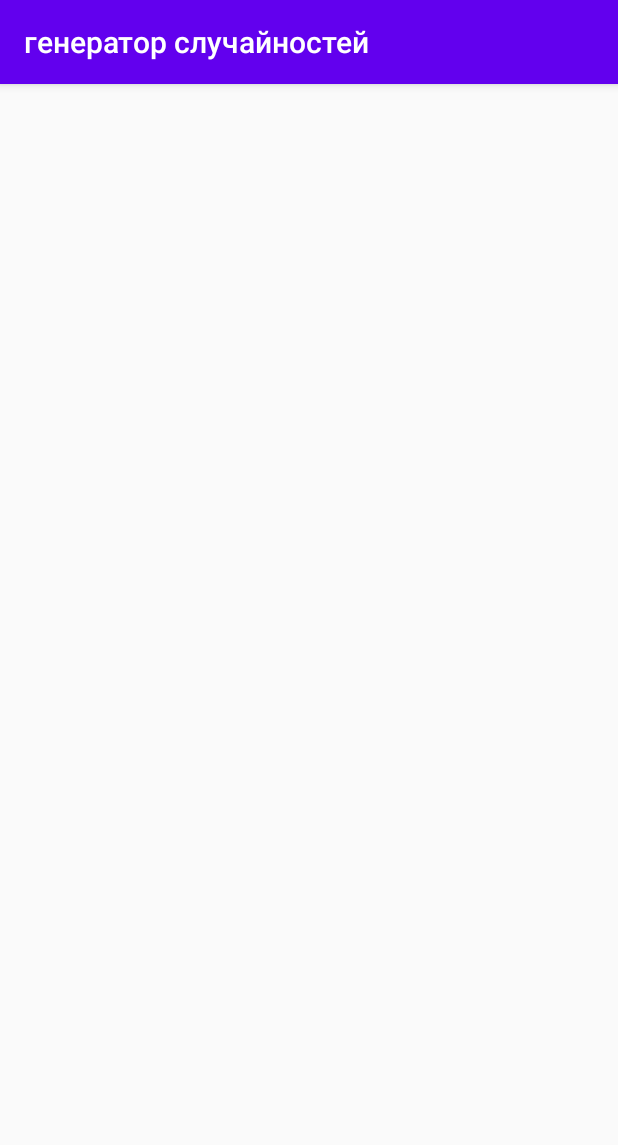
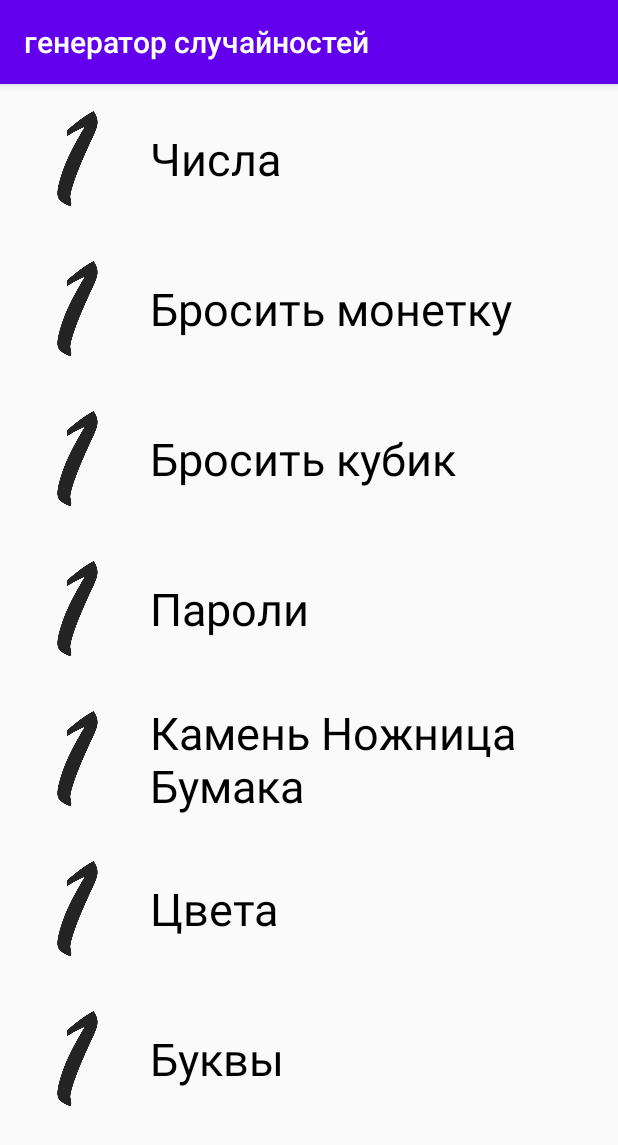
Before and after one commit to MeeLucky/Randomness, an Android app: the screen it shows after launch (MainActivity), on a phone screen of 412 x 824 dp. Shown: the top 1145 px of the screen. Run offline under Robolectric (Android 15) with nearby library versions, the phone set to English and light mode, and no system bars.

Commit message:
create second activity

```diff
--- a/app/src/main/AndroidManifest.xml
+++ b/app/src/main/AndroidManifest.xml
@@ -9,6 +9,7 @@
         android:roundIcon="@mipmap/ic_launcher_round"
         android:supportsRtl="true"
         android:theme="@style/AppTheme">
+        <activity android:name=".SecondaryActivity"></activity>
         <activity android:name=".MainActivity">
             <intent-filter>
                 <action android:name="android.intent.action.MAIN" />
--- a/app/src/main/java/com/example/randomness/MainActivity.java
+++ b/app/src/main/java/com/example/randomness/MainActivity.java
@@ -2,8 +2,10 @@ package com.example.randomness;
 
 import androidx.appcompat.app.AppCompatActivity;
 
+import android.content.Intent;
 import android.os.Bundle;
 import android.view.View;
+import android.widget.LinearLayout;
 import android.widget.Toast;
 
 public class MainActivity extends AppCompatActivity {
@@ -17,4 +19,13 @@ public class MainActivity extends AppCompatActivity {
     public void nothing(View view) {
         Toast.makeText(this, "nothing...", Toast.LENGTH_SHORT).show();
     }
+
+    public void menuClick(View view) {
+        LinearLayout ll = (LinearLayout)view;
+        String tag = ll.getTag().toString();
+
+        Intent intent = new Intent(this, SecondaryActivity.class);
+        intent.putExtra("key", tag);
+        startActivity(intent);
+    }
 }
--- /dev/null
+++ b/app/src/main/java/com/example/randomness/SecondaryActivity.java
@@ -0,0 +1,23 @@
+package com.example.randomness;
+
+import androidx.appcompat.app.AppCompatActivity;
+
+import android.os.Bundle;
+import android.widget.Toast;
+
+import java.util.Objects;
+
+public class SecondaryActivity extends AppCompatActivity {
+
+    @Override
+    protected void onCreate(Bundle savedInstanceState) {
+        super.onCreate(savedInstanceState);
+        setContentView(R.layout.activity_secondary);
+
+        String key = Objects.requireNonNull(getIntent().getExtras()).getString("key");
+
+        Toast.makeText(this, key, Toast.LENGTH_LONG).show();
+    }
+
+
+}
--- a/app/src/main/res/layout/activity_main.xml
+++ b/app/src/main/res/layout/activity_main.xml
@@ -10,21 +10,142 @@
         android:layout_width="match_parent"
         android:layout_height="wrap_content"
         app:layout_constraintTop_toTopOf="parent"
-        app:layout_constraintLeft_toLeftOf="parent">
+        app:layout_constraintLeft_toLeftOf="parent"
+        tools:ignore="ScrollViewCount">
         <LinearLayout
             android:layout_width="match_parent"
-            android:layout_height="wrap_content">
+            android:layout_height="wrap_content"
+            android:orientation="vertical">
+            <!--item number-->
             <LinearLayout
-                android:layout_width="match_parent"
-                android:layout_height="wrap_content"
-                android:orientation="horizontal"
-                android:onClick="nothing">
+                style="@style/mainItemLL"
+                android:tag="numbers"
+                android:onClick="menuClick">
                 <ImageView
-                    android:layout_width="50dp"
-                    android:layout_height="50dp"
-                    />
+                    style="@style/mainItemImage"
+                    android:src="@drawable/number"
+                    tools:ignore="ContentDescription" />
+
+                <TextView
+                    style="@style/mainItemTextView"
+                    android:layout_gravity="center"
+                    android:text="@string/numbers"/>
             </LinearLayout>
+
+            <!--item coin -->
+            <LinearLayout
+                style="@style/mainItemLL"
+                android:tag="coin"
+                android:onClick="menuClick">
+                <ImageView
+                    style="@style/mainItemImage"
+                    android:src="@drawable/number"
+                    tools:ignore="ContentDescription" />
+
+                <TextView
+                    style="@style/mainItemTextView"
+                    android:layout_gravity="center"
+                    android:text="@string/coin"/>
+            </LinearLayout>
+
+            <!--item cube-->
+            <LinearLayout
+                style="@style/mainItemLL"
+                android:tag="cube"
+                android:onClick="menuClick">
+                <ImageView
+                    style="@style/mainItemImage"
+                    android:src="@drawable/number"
+                    tools:ignore="ContentDescription" />
+
+                <TextView
+                    style="@style/mainItemTextView"
+                    android:layout_gravity="center"
+                    android:text="@string/cube"/>
+            </LinearLayout>
+
+            <!--item password-->
+            <LinearLayout
+                style="@style/mainItemLL"
+                android:tag="passwords"
+                android:onClick="menuClick">
+                <ImageView
+                    style="@style/mainItemImage"
+                    android:src="@drawable/number"
+                    tools:ignore="ContentDescription" />
+
+                <TextView
+                    style="@style/mainItemTextView"
+                    android:layout_gravity="center"
+                    android:text="@string/passwords"/>
+            </LinearLayout>
+
+            <!--item roshambo-->
+            <LinearLayout
+                style="@style/mainItemLL"
+                android:tag="roshambo"
+                android:onClick="menuClick">
+                <ImageView
+                    style="@style/mainItemImage"
+                    android:src="@drawable/number"
+                    tools:ignore="ContentDescription" />
+
+                <TextView
+                    style="@style/mainItemTextView"
+                    android:layout_gravity="center"
+                    android:text="@string/roshambo"/>
+            </LinearLayout>
+
+            <!--item colors-->
+            <LinearLayout
+                style="@style/mainItemLL"
+                android:tag="colors"
+                android:onClick="menuClick">
+                <ImageView
+                    style="@style/mainItemImage"
+                    android:src="@drawable/number"
+                    tools:ignore="ContentDescription" />
+
+                <TextView
+                    style="@style/mainItemTextView"
+                    android:layout_gravity="center"
+                    android:text="@string/colors"/>
+            </LinearLayout>
+
+            <!--item letters-->
+            <LinearLayout
+                style="@style/mainItemLL"
+                android:tag="letters"
+                android:onClick="menuClick">
+                <ImageView
+                    style="@style/mainItemImage"
+                    android:src="@drawable/number"
+                    tools:ignore="ContentDescription" />
+
+                <TextView
+                    style="@style/mainItemTextView"
+                    android:layout_gravity="center"
+                    android:text="@string/letters"/>
+            </LinearLayout>
+
+<!--            &lt;!&ndash;item &ndash;&gt;-->
+<!--            <LinearLayout-->
+<!--                style="@style/mainItemLL"-->
+<!--                android:tag="number"-->
+<!--                android:onClick="nothing">-->
+<!--                <ImageView-->
+<!--                    style="@style/mainItemImage"-->
+<!--                    android:src="@drawable/number"-->
+<!--                    tools:ignore="ContentDescription" />-->
+
+<!--                <TextView-->
+<!--                    style="@style/mainItemTextView"-->
+<!--                    android:layout_gravity="center"-->
+<!--                    android:text="число"/>-->
+<!--            </LinearLayout>-->
+
         </LinearLayout>
-    </ScrollView>
+
+</ScrollView>
 
 </androidx.constraintlayout.widget.ConstraintLayout>
--- /dev/null
+++ b/app/src/main/res/layout/activity_secondary.xml
@@ -0,0 +1,9 @@
+<?xml version="1.0" encoding="utf-8"?>
+<androidx.constraintlayout.widget.ConstraintLayout xmlns:android="http://schemas.android.com/apk/res/android"
+    xmlns:app="http://schemas.android.com/apk/res-auto"
+    xmlns:tools="http://schemas.android.com/tools"
+    android:layout_width="match_parent"
+    android:layout_height="match_parent"
+    tools:context=".SecondaryActivity">
+
+</androidx.constraintlayout.widget.ConstraintLayout>
--- a/app/src/main/res/values/colors.xml
+++ b/app/src/main/res/values/colors.xml
@@ -3,4 +3,5 @@
     <color name="colorPrimary">#6200EE</color>
     <color name="colorPrimaryDark">#3700B3</color>
     <color name="colorAccent">#03DAC5</color>
+    <color name="colorPrimaryText">#000000</color>
 </resources>
--- a/app/src/main/res/values/strings.xml
+++ b/app/src/main/res/values/strings.xml
@@ -1,3 +1,10 @@
 <resources>
     <string name="app_name">генератор случайностей</string>
+    <string name="numbers">Числа</string>
+    <string name="coin">Бросить монетку</string>
+    <string name="roshambo">Камень Ножница Бумака</string>
+    <string name="cube">Бросить кубик</string>
+    <string name="colors">Цвета</string>
+    <string name="letters">Буквы</string>
+    <string name="passwords">Пароли</string>
 </resources>
--- a/app/src/main/res/values/styles.xml
+++ b/app/src/main/res/values/styles.xml
@@ -8,4 +8,23 @@
         <item name="colorAccent">@color/colorAccent</item>
     </style>
 
+    <style name="mainItemLL">
+        <item name="android:orientation">horizontal</item>
+        <item name="android:layout_height">100dp</item>
+        <item name="android:layout_width">match_parent</item>
+    </style>
+
+    <style name="mainItemImage">
+        <item name="android:layout_width">100dp</item>
+        <item name="android:layout_height">100dp</item>
+    </style>
+
+    <style name="mainItemTextView">
+        <item name="android:layout_width">wrap_content</item>
+        <item name="android:layout_height">wrap_content</item>
+        <item name="android:layout_gravity">center</item>
+        <item name="android:textColor">@color/colorPrimaryText</item>
+        <item name="android:textSize">30sp</item>
+    </style>
+<!--        <item name=""></item>-->
 </resources>
```
